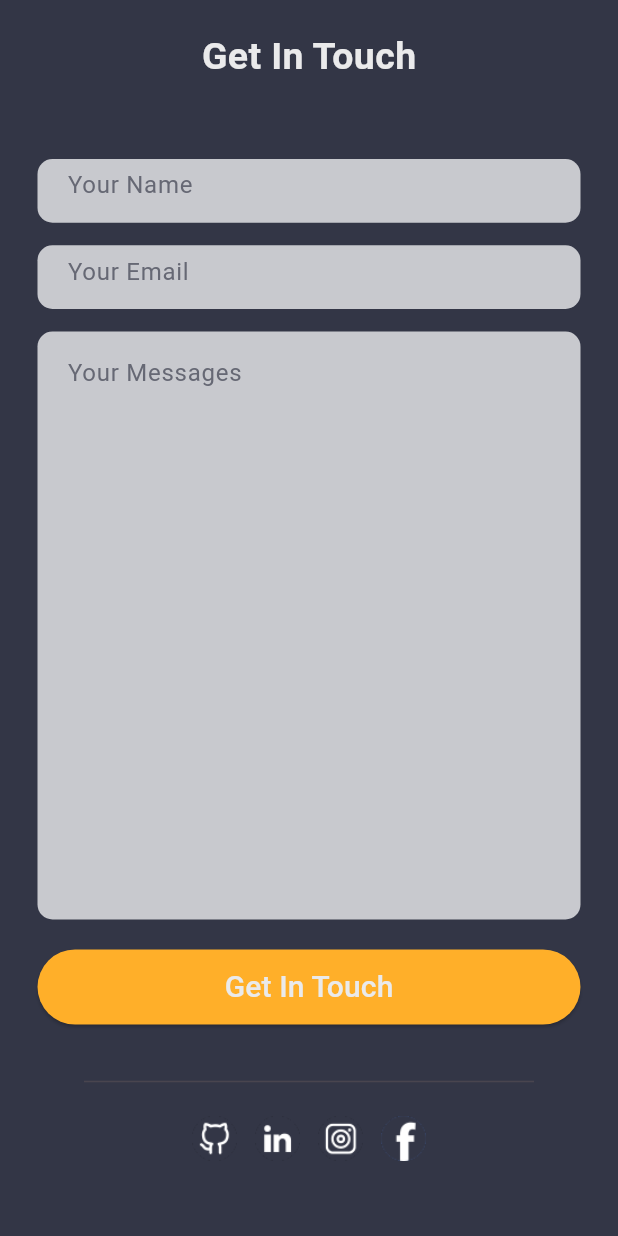
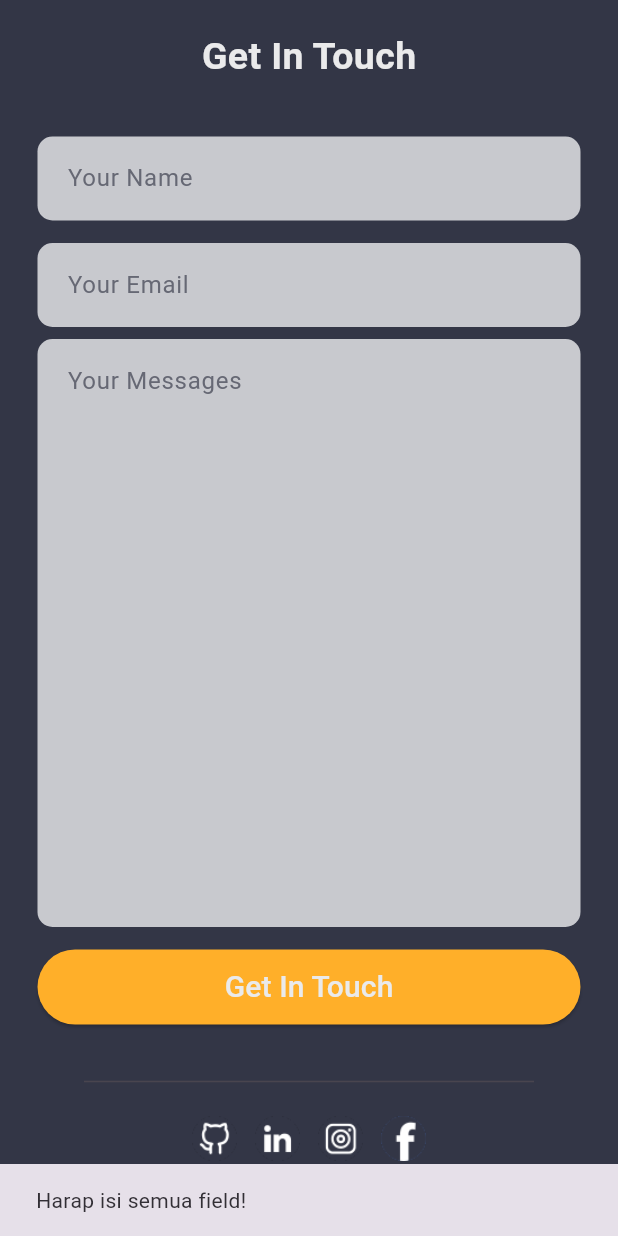
Before and after one commit to IlhamAbdul07/portfolio, a Flutter app: the ContactSection widget shown alone on an empty page, opened directly, after a tap on "Get In Touch", on a phone screen of 412 x 824 dp. Run offline on Flutter 3.47's test engine with Material 3 defaults, Android fonts, the phone set to English and light mode, and no system bars; missing offline and left inert: dart:js.

Commit message:
#3 Done Protfolio

```diff
--- a/lib/widgets/contact_section.dart
+++ b/lib/widgets/contact_section.dart
@@ -6,17 +6,36 @@ import 'package:my_portfolio/constants/sns_link.dart';
 import 'package:my_portfolio/widgets/custom_textfield.dart';
 import 'dart:js' as js;
 
-class ContactSection extends StatelessWidget {
+class ContactSection extends StatefulWidget {
   const ContactSection({super.key});
+
+  @override
+  State<ContactSection> createState() => _ContactSectionState();
+}
+
+class _ContactSectionState extends State<ContactSection> {
+  // Controller untuk input field
+  final nameController = TextEditingController();
+  final emailController = TextEditingController();
+  final messageController = TextEditingController();
+
+  @override
+  void dispose() {
+    // Jangan lupa dispose biar gak memory leak
+    nameController.dispose();
+    emailController.dispose();
+    messageController.dispose();
+    super.dispose();
+  }
 
   @override
   Widget build(BuildContext context) {
     return Container(
-      padding: EdgeInsets.fromLTRB(25, 20, 25, 60),
+      padding: const EdgeInsets.fromLTRB(25, 20, 25, 60),
       color: CustomColor.bgLight1,
       child: Column(
         children: [
-          // Titile
+          // Title
           Text(
             "Get In Touch",
             style: TextStyle(
@@ -25,9 +44,11 @@ class ContactSection extends StatelessWidget {
               color: CustomColor.whitePrimary,
             ),
           ),
-          const SizedBox(height: 50),
+          const SizedBox(height: 35),
+
+          // Name + Email
           ConstrainedBox(
-            constraints: const BoxConstraints(maxWidth: 700, maxHeight: 100),
+            constraints: const BoxConstraints(maxWidth: 700, maxHeight: 120),
             child: LayoutBuilder(
               builder: (context, constraints) {
                 if (constraints.maxWidth >= kMinWdithDesktop) {
@@ -38,11 +59,19 @@ class ContactSection extends StatelessWidget {
             ),
           ),
           const SizedBox(height: 15),
+
+          // Message
           ConstrainedBox(
             constraints: const BoxConstraints(maxWidth: 700),
-            child: CustomTextfield(hintText: "Your Messages", maxLine: 15),
+            child: CustomTextfield(
+              controller: messageController,
+              hintText: "Your Messages",
+              maxLine: 15,
+            ),
           ),
-          const SizedBox(height: 20),
+          const SizedBox(height: 15),
+
+          // Button
           ConstrainedBox(
             constraints: const BoxConstraints(maxWidth: 700),
             child: SizedBox(
@@ -52,7 +81,50 @@ class ContactSection extends StatelessWidget {
                 style: ElevatedButton.styleFrom(
                   backgroundColor: CustomColor.yellowPrimary,
                 ),
-                onPressed: () {},
+                onPressed: () {
+                  final name = nameController.text.trim();
+                  final email = emailController.text.trim();
+                  final message = messageController.text.trim();
+
+                  if (name.isEmpty || email.isEmpty || message.isEmpty) {
+                    ScaffoldMessenger.of(context).showSnackBar(
+                      const SnackBar(content: Text("Harap isi semua field!")),
+                    );
+                    return;
+                  }
+
+                  final subject = Uri.encodeComponent(
+                    "Contact from Portfolio Website",
+                  );
+                  final body = Uri.encodeComponent(
+                    "Name: $name\nEmail: $email\nMessage: $message",
+                  );
+
+                  final mailtoLink =
+                      "mailto:ilhamabdulhakim2000@gmail.com?subject=$subject&body=$body";
+
+                  try {
+                    js.context.callMethod("open", [mailtoLink]);
+
+                    // Snackbar sukses
+                    ScaffoldMessenger.of(context).showSnackBar(
+                      const SnackBar(
+                        content: Text("Pesan siap dikirim melalui email ✉️"),
+                      ),
+                    );
+
+                    // Clear semua field
+                    nameController.clear();
+                    emailController.clear();
+                    messageController.clear();
+                  } catch (e) {
+                    ScaffoldMessenger.of(context).showSnackBar(
+                      const SnackBar(
+                        content: Text("Gagal membuka email client ❌"),
+                      ),
+                    );
+                  }
+                },
                 child: Text(
                   "Get In Touch",
                   style: TextStyle(
@@ -63,13 +135,14 @@ class ContactSection extends StatelessWidget {
               ),
             ),
           ),
+
           const SizedBox(height: 30),
-
           ConstrainedBox(
             constraints: const BoxConstraints(maxWidth: 300),
-            child: Divider(),
+            child: const Divider(),
           ),
           const SizedBox(height: 15),
+
           // SNS Icon
           Wrap(
             spacing: 12,
@@ -77,15 +150,11 @@ class ContactSection extends StatelessWidget {
             alignment: WrapAlignment.center,
             children: [
               InkWell(
-                onTap: () {
-                  js.context.callMethod('open', [SnsLink.github]);
-                },
+                onTap: () => js.context.callMethod('open', [SnsLink.github]),
                 child: Image.asset("assets/git.png", width: 30, height: 30),
               ),
               InkWell(
-                onTap: () {
-                  js.context.callMethod('open', [SnsLink.linkedin]);
-                },
+                onTap: () => js.context.callMethod('open', [SnsLink.linkedin]),
                 child: Image.asset(
                   "assets/linkedin.png",
                   width: 30,
@@ -93,9 +162,7 @@ class ContactSection extends StatelessWidget {
                 ),
               ),
               InkWell(
-                onTap: () {
-                  js.context.callMethod('open', [SnsLink.instagram]);
-                },
+                onTap: () => js.context.callMethod('open', [SnsLink.instagram]),
                 child: Image.asset(
                   "assets/instagram.png",
                   width: 30,
@@ -103,9 +170,7 @@ class ContactSection extends StatelessWidget {
                 ),
               ),
               InkWell(
-                onTap: () {
-                  js.context.callMethod('open', [SnsLink.facebook]);
-                },
+                onTap: () => js.context.callMethod('open', [SnsLink.facebook]),
                 child: Image.asset(
                   "assets/facebook.png",
                   width: 30,
@@ -122,9 +187,19 @@ class ContactSection extends StatelessWidget {
   Row buildNameEmailFieldDesktop() {
     return Row(
       children: [
-        Flexible(child: CustomTextfield(hintText: "Your Name")),
+        Flexible(
+          child: CustomTextfield(
+            controller: nameController,
+            hintText: "Your Name",
+          ),
+        ),
         const SizedBox(width: 15),
-        Flexible(child: CustomTextfield(hintText: "Your Email")),
+        Flexible(
+          child: CustomTextfield(
+            controller: emailController,
+            hintText: "Your Email",
+          ),
+        ),
       ],
     );
   }
@@ -132,9 +207,9 @@ class ContactSection extends StatelessWidget {
   Column buildNameEmailFieldMobile() {
     return Column(
       children: [
-        Flexible(child: CustomTextfield(hintText: "Your Name")),
+        CustomTextfield(controller: nameController, hintText: "Your Name"),
         const SizedBox(height: 15),
-        Flexible(child: CustomTextfield(hintText: "Your Email")),
+        CustomTextfield(controller: emailController, hintText: "Your Email"),
       ],
     );
   }
--- a/lib/widgets/header_desktop.dart
+++ b/lib/widgets/header_desktop.dart
@@ -12,7 +12,7 @@ class HeaderDesktop extends StatelessWidget {
   Widget build(BuildContext context) {
     return Container(
       height: 60.0,
-      margin: const EdgeInsets.symmetric(vertical: 10, horizontal: 20),
+      margin: const EdgeInsets.symmetric(vertical: 10, horizontal: 15),
       width: double.maxFinite,
       decoration: kHeaderDecoration,
       child: Row(
```
Also changed, not shown: 2 other files.
